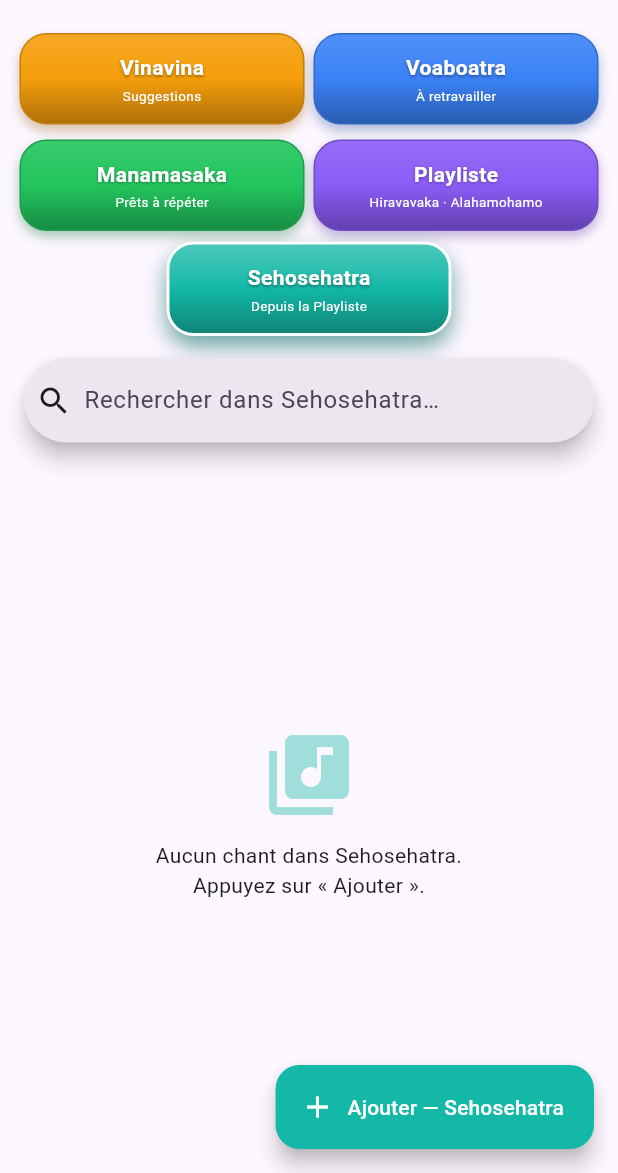
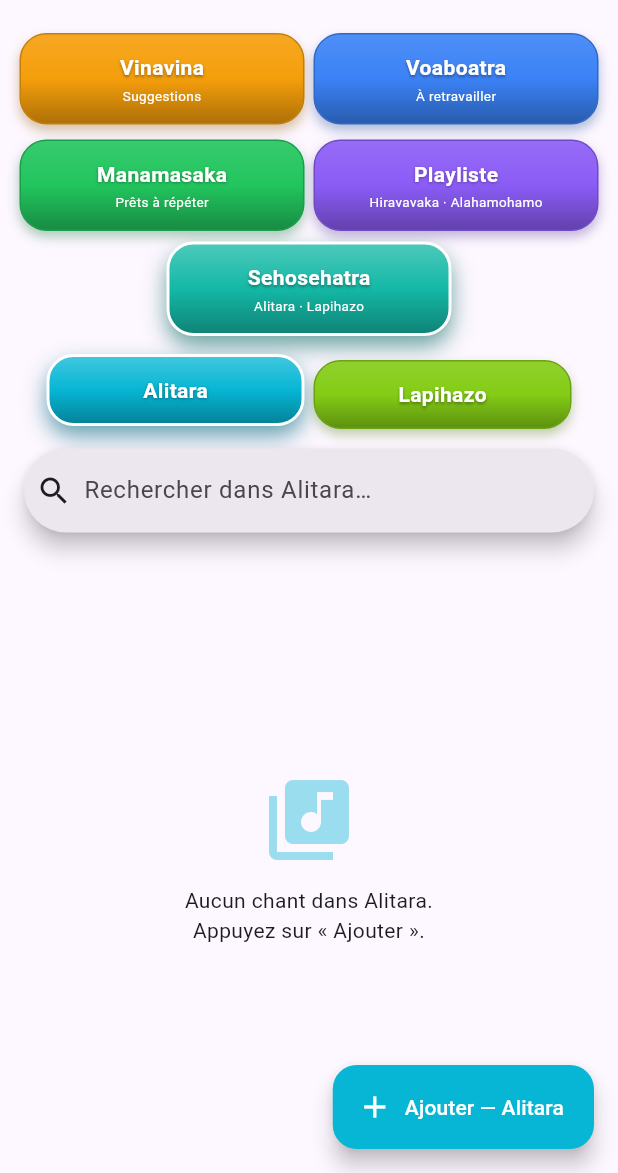
Before and after one commit to Razafindriatsara/vazoantso, a Flutter app: the screen it shows after launch, after a tap on "Sehosehatra", on a phone screen of 412 x 824 dp, the part 63-1236 px from its top. Run offline on Flutter 3.47's test engine with Material 3 defaults, Android fonts, the phone set to English and light mode, and no system bars; our stand-ins replace cloud_firestore, file_picker, firebase_core, just_audio, web; missing offline and left inert: dart:js_interop, syncfusion_flutter_pdf, syncfusion_flutter_pdfviewer; accounts and stored records are empty.

Commit message:
Sehosehatra : sous-menus Alitara et Lapihazo comme destinations de transfert
Co-Authored-By: Claude Sonnet 5.5 <noreply@anthropic.com>

```diff
--- a/lib/models/song_folder.dart
+++ b/lib/models/song_folder.dart
@@ -15,15 +15,16 @@ enum SongSlot {
 }
 
 /// Les étapes de préparation d'un chant.
-/// Les deux dernières (hiravavaka, alahamohamo) sont les sous-catégories
-/// de la Playliste.
+/// hiravavaka et alahamohamo sont les sous-catégories de la Playliste,
+/// alitara et lapihazo celles de Sehosehatra.
 enum SongStage {
   vinavina('vinavina', 'Vinavina', 'Suggestions'),
   voaboatra('voaboatra', 'Voaboatra', 'À retravailler'),
   manamasaka('manamasaka', 'Manamasaka', 'Prêts à répéter'),
   hiravavaka('hiravavaka', 'Hiravavaka', 'Playliste'),
   alahamohamo('alahamohamo', 'Alahamohamo', 'Playliste'),
-  sehosehatra('sehosehatra', 'Sehosehatra', 'Depuis la Playliste');
+  alitara('alitara', 'Alitara', 'Sehosehatra'),
+  lapihazo('lapihazo', 'Lapihazo', 'Sehosehatra');
 
   const SongStage(this.id, this.label, this.description);
 
@@ -34,17 +35,22 @@ enum SongStage {
   /// Fait partie de la Playliste ?
   bool get isPlaylist => this == hiravavaka || this == alahamohamo;
 
+  /// Fait partie de Sehosehatra ?
+  bool get isSehosehatra => this == alitara || this == lapihazo;
+
   /// Destinations de transfert possibles depuis cette étape.
   List<SongStage> get nextOptions => switch (this) {
         vinavina => const [SongStage.voaboatra],
         voaboatra => const [SongStage.manamasaka],
         manamasaka => const [SongStage.hiravavaka, SongStage.alahamohamo],
-        hiravavaka || alahamohamo => const [SongStage.sehosehatra],
+        hiravavaka || alahamohamo => const [SongStage.alitara, SongStage.lapihazo],
         _ => const [],
       };
 
+  /// « sehosehatra » est l'ancien identifiant (avant Alitara / Lapihazo).
   static SongStage fromId(String? id) =>
-      values.where((s) => s.id == id).firstOrNull ?? vinavina;
+      values.where((s) => s.id == id).firstOrNull ??
+      (id == 'sehosehatra' ? alitara : vinavina);
 }
 
 /// Un dossier de chanson : un titre + jusqu'à 7 fichiers.
--- a/lib/screens/home_screen.dart
+++ b/lib/screens/home_screen.dart
@@ -6,7 +6,7 @@ import 'folder_screen.dart';
 
 /// Écran d'accueil : catégories Vinavina, Voaboatra, Manamasaka et
 /// Playliste (sous-catégories Hiravavaka / Alahamohamo) et Sehosehatra
-/// (chants transférés depuis la Playliste).
+/// (sous-catégories Alitara / Lapihazo, chants transférés depuis la Playliste).
 class HomeScreen extends StatefulWidget {
   const HomeScreen({super.key});
 
@@ -26,13 +26,17 @@ class _HomeScreenState extends State<HomeScreen> {
     SongStage.manamasaka: Color(0xFF22C55E),
     SongStage.hiravavaka: Color(0xFF8B5CF6),
     SongStage.alahamohamo: Color(0xFFEC4899),
-    SongStage.sehosehatra: Color(0xFF14B8A6),
+    SongStage.alitara: Color(0xFF06B6D4),
+    SongStage.lapihazo: Color(0xFF84CC16),
   };
+
+  static const Color _sehosehatraColor = Color(0xFF14B8A6);
 
   static const Color _playlistColor = Color(0xFF8B5CF6);
 
   Color get _color => _stageColors[_stage]!;
   bool get _inPlaylist => _stage.isPlaylist;
+  bool get _inSehosehatra => _stage.isSehosehatra;
 
   @override
   void initState() {
@@ -283,11 +287,11 @@ class _HomeScreenState extends State<HomeScreen> {
                   child: Row(
                     children: [
                       _mainButton(
-                        label: SongStage.sehosehatra.label,
-                        description: SongStage.sehosehatra.description,
-                        color: _stageColors[SongStage.sehosehatra]!,
-                        selected: _stage == SongStage.sehosehatra,
-                        onTap: () => _selectStage(SongStage.sehosehatra),
+                        label: 'Sehosehatra',
+                        description: 'Alitara · Lapihazo',
+                        color: _sehosehatraColor,
+                        selected: _inSehosehatra,
+                        onTap: () => _selectStage(SongStage.alitara),
                       ),
                     ],
                   ),
@@ -295,15 +299,14 @@ class _HomeScreenState extends State<HomeScreen> {
               ],
             ),
           ),
-          if (_inPlaylist)
+          if (_inPlaylist || _inSehosehatra)
             Padding(
               padding: const EdgeInsets.fromLTRB(28, 0, 28, 12),
               child: Row(
                 children: [
-                  for (final sub in const [
-                    SongStage.hiravavaka,
-                    SongStage.alahamohamo,
-                  ])
+                  for (final sub in _inPlaylist
+                      ? const [SongStage.hiravavaka, SongStage.alahamohamo]
+                      : const [SongStage.alitara, SongStage.lapihazo])
                     _mainButton(
                       label: sub.label,
                       description: '',
```
